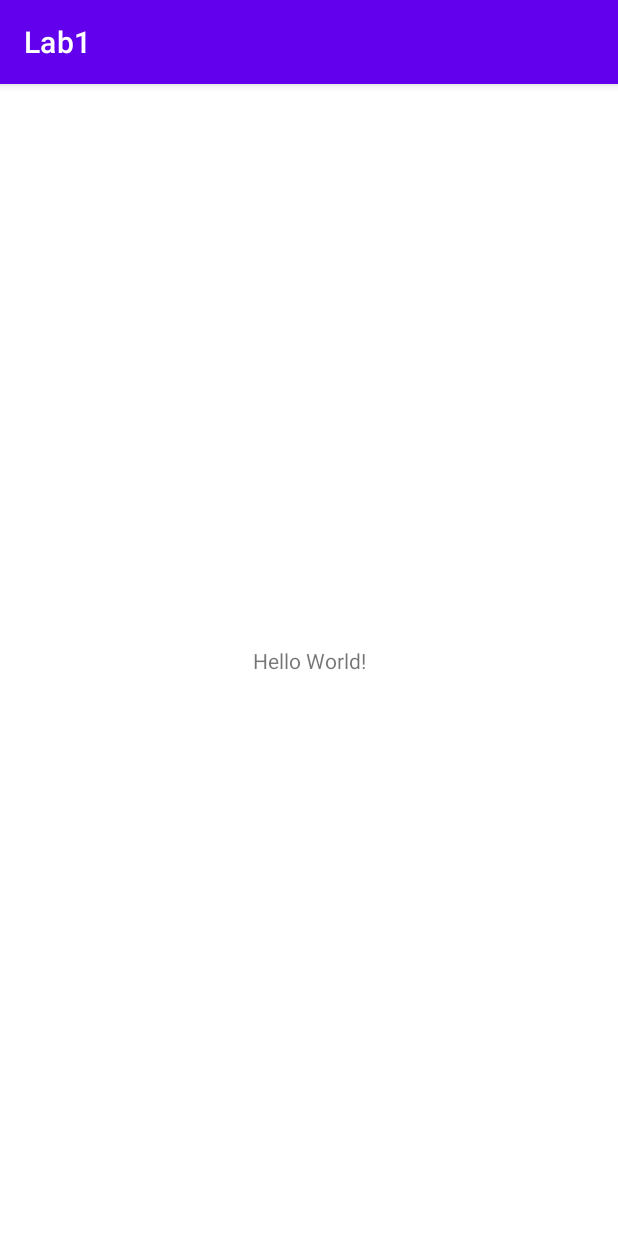
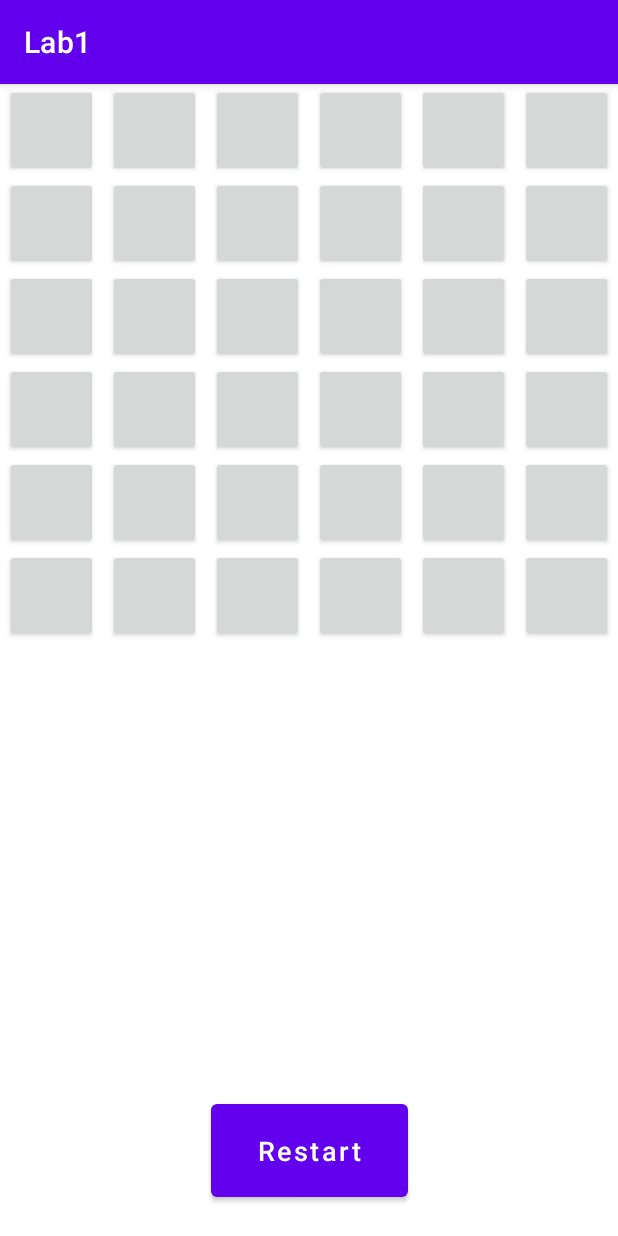
Before and after one commit to FalseR20/android-y3s2, an Android app: the screen it shows after launch (MainActivity), on a phone screen of 412 x 824 dp. Run offline under Robolectric (Android 15) with nearby library versions, the phone set to English and light mode, and no system bars.

Commit message:
feat(lab1): add table

```diff
--- a/Lab1/app/src/main/java/com/falser/lab1/MainActivity.java
+++ b/Lab1/app/src/main/java/com/falser/lab1/MainActivity.java
@@ -1,14 +1,47 @@
 package com.falser.lab1;
 
+import android.content.Context;
+import android.graphics.Canvas;
+import android.os.Bundle;
+import android.widget.Button;
+import android.widget.TableLayout;
+import android.widget.TableRow;
+
 import androidx.appcompat.app.AppCompatActivity;
-
-import android.os.Bundle;
+import androidx.appcompat.widget.AppCompatButton;
 
 public class MainActivity extends AppCompatActivity {
+    final int ROWS_COUNT = 6;
 
     @Override
     protected void onCreate(Bundle savedInstanceState) {
         super.onCreate(savedInstanceState);
         setContentView(R.layout.activity_main);
+        TableLayout imagesRows = findViewById(R.id.images);
+        for (int i = 0; i < ROWS_COUNT; i++) {
+            TableRow imageRow = new TableRow(this);
+            for (int j = 0; j < ROWS_COUNT; j++) {
+                Button imageButton = new ImageButton(this);
+                imageRow.addView(imageButton, j);
+            }
+            imagesRows.addView(imageRow, i);
+        }
     }
 }
+
+class ImageButton extends AppCompatButton {
+
+    public ImageButton(Context context) {
+        super(context);
+        TableRow.LayoutParams params = new TableRow.LayoutParams();
+        params.weight = 1;
+        params.rightMargin = params.leftMargin = 5;
+        setLayoutParams(params);
+    }
+
+    @Override
+    protected void onDraw(Canvas canvas) {
+        setHeight(getWidth());
+        super.onDraw(canvas);
+    }
+}
--- a/Lab1/app/src/main/res/layout/activity_main.xml
+++ b/Lab1/app/src/main/res/layout/activity_main.xml
@@ -1,18 +1,31 @@
 <?xml version="1.0" encoding="utf-8"?>
-<androidx.constraintlayout.widget.ConstraintLayout xmlns:android="http://schemas.android.com/apk/res/android"
+<androidx.constraintlayout.widget.ConstraintLayout
+    xmlns:android="http://schemas.android.com/apk/res/android"
     xmlns:app="http://schemas.android.com/apk/res-auto"
     xmlns:tools="http://schemas.android.com/tools"
     android:layout_width="match_parent"
     android:layout_height="match_parent"
     tools:context=".MainActivity">
 
-    <TextView
-        android:layout_width="wrap_content"
-        android:layout_height="wrap_content"
-        android:text="Hello World!"
+
+    <TableLayout
+        android:id="@+id/images"
+        android:layout_width="match_parent"
+        android:layout_height="match_parent">
+
+    </TableLayout>
+
+    <Button
+        android:id="@+id/restart"
+        android:layout_width="131dp"
+        android:layout_height="74dp"
+        android:layout_marginBottom="20dp"
+
+        android:text="Restart"
+        android:textAllCaps="false"
+        android:textSize="18sp"
         app:layout_constraintBottom_toBottomOf="parent"
         app:layout_constraintEnd_toEndOf="parent"
         app:layout_constraintStart_toStartOf="parent"
-        app:layout_constraintTop_toTopOf="parent" />
-
+        tools:ignore="HardcodedText" />
 </androidx.constraintlayout.widget.ConstraintLayout>
```
